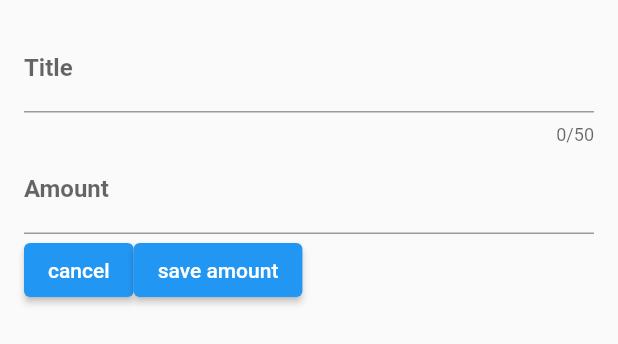
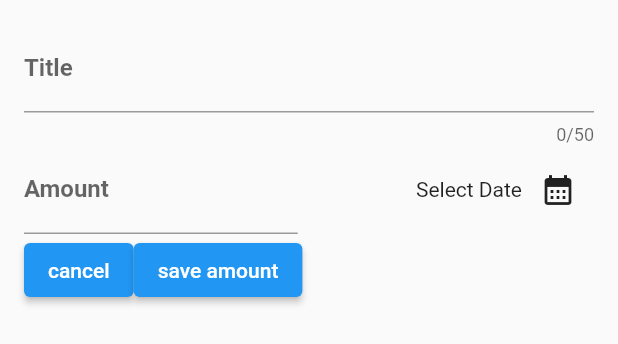
Before and after one commit to 8055vineet/ExpenseTracker, a Flutter app: the NewExpense widget shown alone on an empty page, opened directly, on a phone screen of 412 x 824 dp. Shown: the top 344 px of the screen. Run offline on Flutter 3.47's test engine with Material 2 defaults, Android fonts, the phone set to English and light mode, and no system bars.

Commit message:
made show date picker function using inbuilt function date picker

```diff
--- a/lib/widgets/new_expense.dart
+++ b/lib/widgets/new_expense.dart
@@ -3,28 +3,34 @@ import 'package:flutter/material.dart';
 class NewExpense extends StatefulWidget {
   const NewExpense({super.key});
 
-
   @override
   State<NewExpense> createState() => _NewExpenseState();
 }
 
+class _NewExpenseState extends State<NewExpense> {
+  final _titleController = TextEditingController();
+  final _amountController = TextEditingController();
+  void _presentDatePicker(){
+    final now=DateTime.now();
+    final firstDate=DateTime(now.year-1,now.month,now.day);
+    showDatePicker(context: context, initialDate: now, firstDate: firstDate, lastDate: now);
+  }
 
-class _NewExpenseState extends State<NewExpense> {
 
-  final _titleController=TextEditingController();
-  final _amountController=TextEditingController();
- void dispose(){
+  void dispose() {
     _titleController.dispose();
     _amountController.dispose();
     super.dispose();
   }
+
   @override
   Widget build(context) {
-    return  Padding(
+    return Padding(
       padding: const EdgeInsets.all(16),
       child: Column(
         children: [
-          TextField(controller: _titleController,
+          TextField(
+            controller: _titleController,
             maxLength: 50,
             decoration: const InputDecoration(
                 label: Text(
@@ -32,7 +38,11 @@ class _NewExpenseState extends State<NewExpense> {
               style: TextStyle(fontWeight: FontWeight.bold),
             )),
           ),
-          TextField(controller: _amountController,
+          Row(
+            children: [
+              Expanded(
+                child: TextField(
+                  controller: _amountController,
                   keyboardType: TextInputType.number,
                   decoration: const InputDecoration(
                       prefixText: '\$ ',
@@ -41,17 +51,40 @@ class _NewExpenseState extends State<NewExpense> {
                         style: TextStyle(fontWeight: FontWeight.bold),
                       )),
                 ),
-          Row(children: [
-            ElevatedButton(onPressed: () {
+              ),
+              const SizedBox(
+                width: 15,
+              ),
+              Expanded(
+                child: Row( mainAxisAlignment: MainAxisAlignment.end,
+                  crossAxisAlignment: CrossAxisAlignment.center,
+                  children: [
+                    const Text('Select Date'),
+                    IconButton(
+                      onPressed: _presentDatePicker,
+                      icon: const Icon(Icons.calendar_month),
+                    ),
+                  ],
+                ),
+              ),
+            ],
+          ),
+          Row(
+            children: [
+              ElevatedButton(
+                  onPressed: () {
                     Navigator.pop(context);
+
+                  },
+                  child: Text('cancel')),
+              ElevatedButton(
+                  onPressed: () {
+                    print(_amountController.text);
                     print(_titleController.text);
-
-            }, child: Text('cancel')),
-            ElevatedButton(onPressed: () {
-              print(_amountController.text);
-
-            }, child: const Text('save amount'))
-          ],),
+                  },
+                  child: const Text('save amount'))
+            ],
+          ),
         ],
       ),
     );
```
Lines whose indentation alone changed are shown as unchanged.
